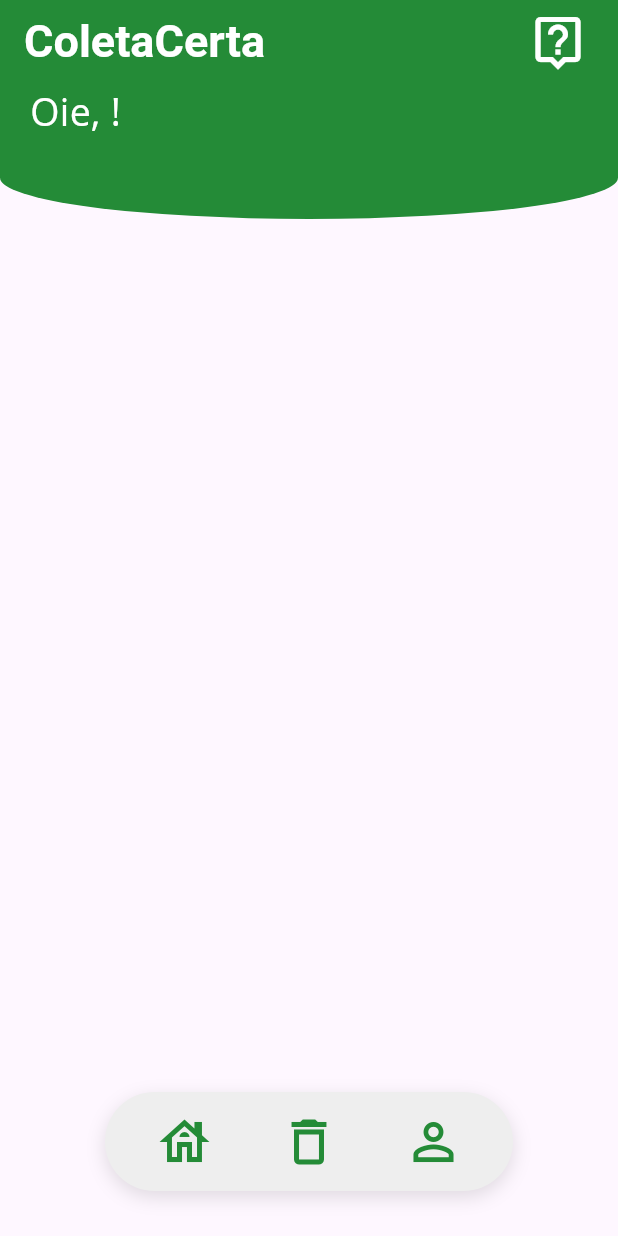
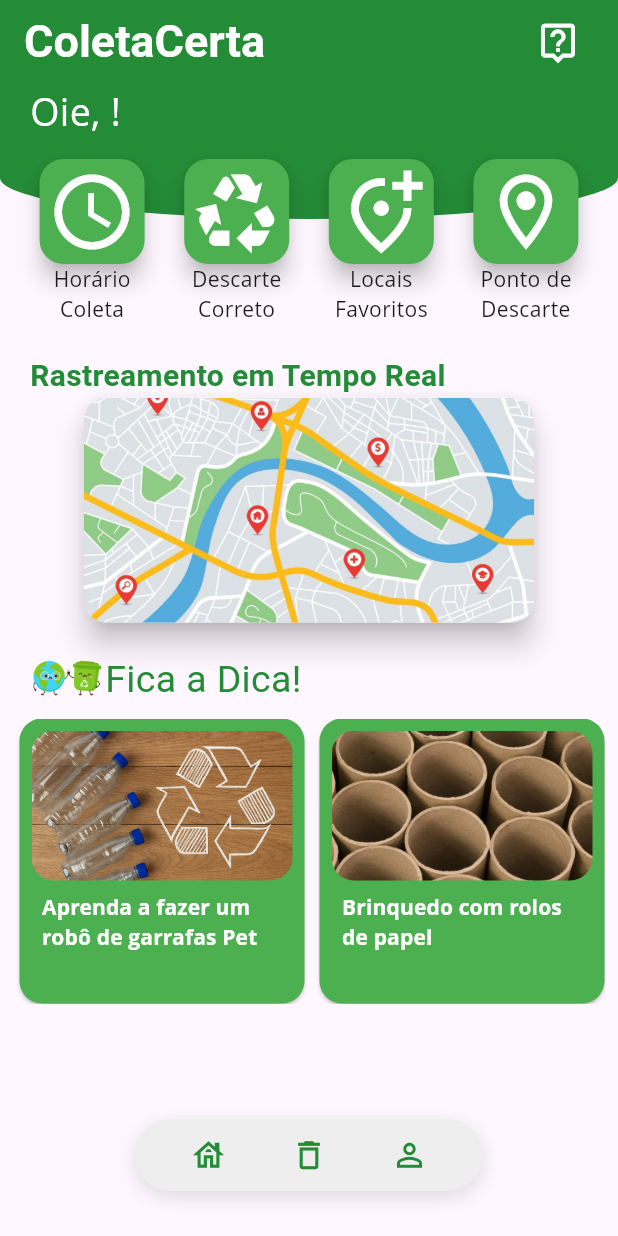
Before and after one commit to Eduardo-Resende/Coleta-Certa, a Flutter app: the ConfigScreen screen opened directly, after a tap on the "house" icon, on a phone screen of 412 x 824 dp. Run offline on Flutter 3.47's test engine with Material 3 defaults, Android fonts, the light colour scheme and no system bars; our stand-ins replace shared_preferences; accounts and stored records are empty; Roboto replaces fonts that are missing (League Spartan, Open Sans, nunito).

Commit message:
Adicionando funcionalidades e botões ao home screen

```diff
--- /dev/null
+++ b/lib/screens/home_screen.dart
@@ -0,0 +1,234 @@
+import 'package:coleta_certa/screens/config_screen.dart';
+import 'package:coleta_certa/screens/horario_coleta_screen.dart';
+import 'package:coleta_certa/screens/lixo_reciclavel_screen.dart';
+import 'package:coleta_certa/screens/locais_favoritos_screen.dart';
+import 'package:coleta_certa/screens/map_screen.dart';
+import 'package:coleta_certa/screens/ponto_de_descarte_screen.dart';
+import 'package:coleta_certa/ui/floating_navigation_bar.dart';
+import 'package:coleta_certa/ui/main_button.dart';
+import 'package:coleta_certa/ui/main_info_box.dart';
+import 'package:coleta_certa/ui/navigate_screen.dart';
+import 'package:coleta_certa/ui/user.dart';
+import 'package:flutter/material.dart';
+import 'package:provider/provider.dart';
+
+class HomeScreen extends StatefulWidget {
+  const HomeScreen({super.key});
+
+  @override
+  State<HomeScreen> createState() => _HomeScreenState();
+}
+
+class _HomeScreenState extends State<HomeScreen> {
+  @override
+  Widget build(BuildContext context) {
+    final NavigateScreen navigateScreen = NavigateScreen();
+    final user = Provider.of<UserProvider>(context).usuario;
+
+    return Stack(
+      children: [
+        Scaffold(
+          appBar: AppBar(
+            automaticallyImplyLeading: false,
+            backgroundColor: const Color.fromARGB(255, 36, 139, 55),
+            title: Row(
+              mainAxisAlignment: MainAxisAlignment.spaceBetween,
+              children: [
+                Text(
+                  'ColetaCerta',
+                  style: TextStyle(
+                    color: Colors.white,
+                    fontFamily: 'nunito',
+                    fontSize: 30,
+                    fontWeight: FontWeight.bold,
+                  ),
+                ),
+                IconButton(
+                  padding: EdgeInsets.zero,
+                  constraints: BoxConstraints(),
+                  onPressed:
+                      () =>
+                          navigateScreen.changeScreen(context, ConfigScreen()),
+                  icon: Icon(
+                    Icons.live_help_outlined,
+                    color: Colors.white,
+                    size: 30,
+                  ),
+                ),
+              ],
+            ),
+          ),
+          body: ListView(
+            children: [
+              Column(
+                crossAxisAlignment: CrossAxisAlignment.start,
+                children: [
+                  Stack(
+                    children: [
+                      Container(
+                        width: MediaQuery.of(context).size.width,
+                        height: 90,
+                        decoration: BoxDecoration(
+                          borderRadius: BorderRadius.only(
+                            bottomLeft: Radius.elliptical(300, 40),
+                            bottomRight: Radius.elliptical(300, 40),
+                          ),
+                          color: const Color.fromARGB(255, 36, 139, 55),
+                        ),
+                        child: Padding(
+                          padding: const EdgeInsets.symmetric(
+                            horizontal: 20,
+                            vertical: 0,
+                          ),
+                          child: Text(
+                            'Oie, ${user?.name ?? 'Usuário'}!',
+                            style: TextStyle(
+                              color: Colors.white,
+                              fontFamily: 'Open Sans',
+                              fontSize: 25,
+                            ),
+                          ),
+                        ),
+                      ),
+                      Padding(
+                        padding: const EdgeInsets.fromLTRB(0, 50, 0, 20),
+                        child: Column(
+                          children: [
+                            Row(
+                              mainAxisAlignment: MainAxisAlignment.spaceEvenly,
+                              children: [
+                                MainButton(
+                                  text: 'Horário\nColeta',
+                                  icon: Icons.access_time,
+                                  screen: HorarioColetaScreen(),
+                                  heroTag: 'Coleta',
+                                ),
+                                MainButton(
+                                  text: 'Descarte\nCorreto',
+                                  icon: Icons.recycling_outlined,
+                                  screen: LixoReciclavelScreen(),
+                                  heroTag: 'lixo',
+                                ),
+                                MainButton(
+                                  text: 'Locais\nFavoritos',
+                                  icon: Icons.add_location_alt_outlined,
+                                  screen: LocaisFavoritosScreen(),
+                                  heroTag: 'favoritos',
+                                ),
+                                MainButton(
+                                  text: 'Ponto de\nDescarte',
+                                  icon: Icons.location_on_outlined,
+                                  screen: PontoDeDescarteScreen(),
+                                  heroTag: 'descarte',
+                                ),
+                              ],
+                            ),
+                          ],
+                        ),
+                      ),
+                    ],
+                  ),
+                  Padding(
+                    padding: const EdgeInsets.symmetric(horizontal: 20),
+                    child: Column(
+                      crossAxisAlignment: CrossAxisAlignment.start,
+                      children: [
+                        Text(
+                          "Rastreamento em Tempo Real",
+                          style: TextStyle(
+                            fontFamily: 'League Spartan',
+                            fontSize: 20,
+                            fontWeight: FontWeight.bold,
+                            color: const Color.fromARGB(255, 36, 139, 55),
+                          ),
+                        ),
+                        Center(
+                          child: ElevatedButton(
+                            onPressed:
+                                () => navigateScreen.changeScreen(
+                                  context,
+                                  MapScreen(),
+                                ),
+                            style: ElevatedButton.styleFrom(
+                              padding: EdgeInsets.zero,
+                              elevation: 8,
+                              shape: RoundedRectangleBorder(
+                                borderRadius: BorderRadius.circular(15),
+                              ),
+                            ),
+                            child: ClipRRect(
+                              borderRadius: BorderRadius.circular(15),
+                              child: Image.asset(
+                                'lib/assets/img/mapa.jpg',
+                                width: 300,
+                                height: 150,
+                                fit: BoxFit.cover,
+                              ),
+                            ),
+                          ),
+                        ),
+                      ],
+                    ),
+                  ),
+                  Padding(
+                    padding: const EdgeInsets.fromLTRB(20, 20, 0, 0),
+                    child: Row(
+                      children: [
+                        Image.asset(
+                          'lib/assets/img/planeta_e_lixo.png',
+                          width: 50,
+                          height: 30,
+                          fit: BoxFit.cover,
+                        ),
+                        Text(
+                          "Fica a Dica!",
+                          style: TextStyle(
+                            fontFamily: 'League Spartan',
+                            fontSize: 25,
+                            color: const Color.fromARGB(255, 36, 139, 55),
+                          ),
+                        ),
+                      ],
+                    ),
+                  ),
+                  Padding(
+                    padding: const EdgeInsets.all(8.0),
+                    child: SizedBox(
+                      height: 190,
+                      child: ListView(
+                        scrollDirection: Axis.horizontal,
+                        children: [
+                          MainInfoBox(
+                            titulo: 'Aprenda a fazer um robô de garrafas Pet',
+                            imageAsset:
+                                'lib/assets/img/reciclagem_de_garrafas.png',
+                            subTituloPopUp: 'Criando um robô com material reciclado',
+                            urlVideo: 'https://www.youtube.com/watch?v=0sbD-5aC-lo',
+                          ),
+                          MainInfoBox(
+                            titulo: 'Brinquedo com rolos de papel',
+                            imageAsset: 'lib/assets/img/rolos.jpg',
+                            subTituloPopUp: 'Não sabe o que fazer com o rolo de papel? Faça um avião incrivel!!',
+                            urlVideo: 'https://www.youtube.com/watch?v=dQ5PL92-oRo',
+                          ),
+                          MainInfoBox(
+                            titulo: 'Fazendo um caminhão de caixa de leite',
+                            imageAsset:
+                                'lib/assets/img/caixa_de_leite.jpg',
+                            subTituloPopUp: 'Sempre quis fazer um caminhão com caixas de leite e não sabia como?\nAprenda agora!!',
+                            urlVideo: 'https://www.youtube.com/watch?v=7ddEUmtWtas&list=PLooqzTcqqZvmqNkoxBojvXcqHB9jeJhxV',
+                          ),
+                        ],
+                      ),
+                    ),
+                  ),
+                ],
+              ),
+            ],
+          ),
+        ),
+        FloatingNavigationBar(),
+      ],
+    );
+  }
+}
--- a/lib/screens/main_screen.dart
+++ /dev/null
@@ -1,106 +0,0 @@
-import 'package:coleta_certa/screens/config_screen.dart';
-import 'package:coleta_certa/ui/floating_navigation_bar.dart';
-import 'package:coleta_certa/ui/navigate_screen.dart';
-import 'package:coleta_certa/ui/user.dart';
-import 'package:flutter/material.dart';
-import 'package:provider/provider.dart';
-
-class MainScreen extends StatefulWidget {
-  const MainScreen({super.key});
-
-  @override
-  State<MainScreen> createState() => _MainScreenState();
-}
-
-class _MainScreenState extends State<MainScreen> {
-  @override
-  Widget build(BuildContext context) {
-    final NavigateScreen navigateScreen = NavigateScreen();
-    final user = Provider.of<UserProvider>(context).usuario;
-
-    return Stack(
-      children: [
-        Scaffold(
-          appBar: AppBar(
-            automaticallyImplyLeading: false,
-            backgroundColor: const Color.fromARGB(255, 36, 139, 55),
-            title: Row(
-              mainAxisAlignment: MainAxisAlignment.spaceBetween,
-              children: [
-                Text(
-                  'ColetaCerta',
-                  style: TextStyle(
-                    color: Colors.white,
-                    fontFamily: 'nunito',
-                    fontSize: 30,
-                    fontWeight: FontWeight.bold,
-                  ),
-                ),
-                IconButton(
-                  padding: EdgeInsets.zero,
-                  constraints: BoxConstraints(),
-                  onPressed:
-                      () =>
-                          navigateScreen.changeScreen(context, ConfigScreen()),
-                  icon: Icon(
-                    Icons.live_help_outlined,
-                    color: Colors.white,
-                    size: 40,
-                  ),
-                ),
-              ],
-            ),
-          ),
-          body: Column(
-            children: [
-              Stack(
-                children: [
-                  Container(
-                    width: MediaQuery.of(context).size.width,
-                    height: 90,
-                    decoration: BoxDecoration(
-                      borderRadius: BorderRadius.only(
-                        bottomLeft: Radius.elliptical(300, 40),
-                        bottomRight: Radius.elliptical(300, 40),
-                      ),
-                      color: const Color.fromARGB(255, 36, 139, 55),
-                    ),
-                    child: Padding(
-                      padding: const EdgeInsets.symmetric(
-                        horizontal: 20,
-                        vertical: 0,
-                      ),
-                      child: Text(
-                        'Oie, ${user?.name ?? 'Usuário'}!',
-                        style: TextStyle(
-                          color: Colors.white,
-                          fontFamily: 'Open Sans',
-                          fontSize: 25,
-                        ),
-                      ),
-                    ),
-                  ),
-                  Padding(
-                    padding: const EdgeInsets.symmetric(vertical: 50),
-                    child: Row(
-                      mainAxisAlignment: MainAxisAlignment.spaceEvenly,
-                      children: [
-                        // MainButton(text: 'Horário\nColeta', icon: Icons.access_time),
-                        // MainButton(text: 'Lixo\nReciclavel', icon: Icons.recycling_outlined),
-                        // MainButton(text: 'Locais\nFavoritos', icon: Icons.add_location_alt_outlined),
-                        // MainButton(text: 'Ponto de\nDescarte', icon: Icons.location_on_outlined),
-                      ],
-                    ),
-                  ),
-                ],
-              ),
-            ],
-          ),
-        ),
-        FloatingNavigationBar(),
-      ],
-    );
-  }
-}
-
-class BotaoMain {}
--- a/lib/ui/floating_navigation_bar.dart
+++ b/lib/ui/floating_navigation_bar.dart
@@ -1,5 +1,5 @@
 import 'package:coleta_certa/screens/config_screen.dart';
-import 'package:coleta_certa/screens/main_screen.dart';
+import 'package:coleta_certa/screens/home_screen.dart';
 import 'package:coleta_certa/screens/map_screen.dart';
 import 'package:coleta_certa/ui/navigate_screen.dart';
 import 'package:flutter/material.dart';
@@ -11,11 +11,11 @@ class FloatingNavigationBar extends StatelessWidget {
   Widget build(BuildContext context) {
     final NavigateScreen navigateScreen = NavigateScreen();
     return Positioned(
-      left: 70,
-      right: 70,
+      left: 90,
+      right: 90,
       bottom: 30,
       child: Container(
-        padding: const EdgeInsets.symmetric(horizontal: 25, vertical: 5),
+        padding: const EdgeInsets.symmetric(horizontal: 25, vertical: 0),
         decoration: BoxDecoration(
           color: Colors.grey[200],
           borderRadius: BorderRadius.circular(40),
@@ -32,32 +32,29 @@ class FloatingNavigationBar extends StatelessWidget {
           children: [
             IconButton(
               onPressed:
-                      () =>
-                          navigateScreen.changeScreen(context, MainScreen()),
+                  () => navigateScreen.changeScreen(context, HomeScreen()),
               icon: Icon(
                 Icons.house_outlined,
                 color: const Color.fromARGB(255, 36, 139, 55),
-                    size: 40,
+                size: 25,
               ),
             ),
             IconButton(
               onPressed:
-                      () =>
-                          navigateScreen.changeScreen(context, MapScreen()),
+                  () => navigateScreen.changeScreen(context, MapScreen()),
               icon: Icon(
                 Icons.delete_outline,
                 color: const Color.fromARGB(255, 36, 139, 55),
-                    size: 40,
+                size: 25,
               ),
             ),
             IconButton(
               onPressed:
-                      () =>
-                          navigateScreen.changeScreen(context, ConfigScreen()),
+                  () => navigateScreen.changeScreen(context, ConfigScreen()),
               icon: Icon(
                 Icons.person_outline,
                 color: const Color.fromARGB(255, 36, 139, 55),
-                    size: 40,
+                size: 25,
               ),
             ),
           ],
--- a/lib/ui/main_button.dart
+++ b/lib/ui/main_button.dart
@@ -1,25 +1,40 @@
+import 'package:coleta_certa/ui/navigate_screen.dart';
 import 'package:flutter/material.dart';
 
 class MainButton extends StatelessWidget {
   final String text;
   final IconData icon;
   final Widget screen;
-  const MainButton({super.key, required this.screen, required this.text, required this.icon});
+  final String heroTag;
+
+  const MainButton({
+    super.key,
+    required this.screen,
+    required this.heroTag,
+    required this.text,
+    required this.icon,
+  });
 
   @override
   Widget build(BuildContext context) {
+    final NavigateScreen navigateScreen = NavigateScreen();
     return Column(
       children: [
         SizedBox(
           width: 70,
           height: 70,
           child: FloatingActionButton(
-            onPressed: () {},
+            onPressed: () => navigateScreen.changeScreen(context, screen),
             backgroundColor: Colors.green,
+            heroTag: heroTag,
             child: Icon(icon, size: 60, color: Colors.white),
           ),
         ),
-        Text(text, textAlign: TextAlign.center, style: TextStyle(fontFamily: 'Open Sans'),),
+        Text(
+          text,
+          textAlign: TextAlign.center,
+          style: TextStyle(fontFamily: 'Open Sans'),
+        ),
       ],
     );
   }
--- /dev/null
+++ b/lib/ui/main_info_box.dart
@@ -0,0 +1,69 @@
+import 'package:coleta_certa/ui/pop_up.dart';
+import 'package:flutter/material.dart';
+
+class MainInfoBox extends StatelessWidget {
+  final String imageAsset;
+  final String titulo;
+  final String subTituloPopUp;
+  final String urlVideo;
+
+  const MainInfoBox({super.key, required this.imageAsset, required this.titulo, required this.subTituloPopUp, required this.urlVideo});
+
+  @override
+
+Widget build(BuildContext context) {
+  return Padding(
+    padding: const EdgeInsets.symmetric(horizontal: 5),
+    child: SizedBox(
+      width: 190,
+      height: 150,
+      child: ElevatedButton(
+        onPressed: () {
+          showDialog(
+            context: context,
+            builder: (context) => PopUp(
+              title: titulo,
+              videoUrl: urlVideo              ,
+              subtitle: subTituloPopUp,
+            ),
+          );
+        },
+        style: ElevatedButton.styleFrom(
+          backgroundColor: Colors.green,
+          shape: RoundedRectangleBorder(
+            borderRadius: BorderRadius.circular(15),
+          ),
+          padding: EdgeInsets.zero,
+        ),
+        child: Column(
+          children: [
+            Padding(
+              padding: const EdgeInsets.all(8.0),
+              child: ClipRRect(
+                borderRadius: BorderRadius.circular(15),
+                child: Image.asset(
+                  imageAsset,
+                  width: 180,
+                  height: 100,
+                  fit: BoxFit.cover,
+                ),
+              ),
+            ),
+            Padding(
+              padding: const EdgeInsets.symmetric(horizontal: 15),
+              child: Text(
+                titulo,
+                style: const TextStyle(
+                  fontFamily: 'Open Sans',
+                  fontWeight: FontWeight.bold,
+                  color: Colors.white,
+                ),
+              ),
+            ),
+          ],
+        ),
+      ),
+    ),
+  );
+}
+}
```
Also changed, not shown: lib/main.dart (+6 -6 lines), lib/screens/horario_coleta_screen.dart (added, +10 -0 lines), lib/screens/lixo_reciclavel_screen.dart (added, +10 -0 lines), lib/screens/locais_favoritos_screen.dart (added, +10 -0 lines), lib/screens/ponto_de_descarte_screen.dart (added, +10 -0 lines), lib/screens/user_request.dart (+10 -3 lines), lib/ui/pop_up.dart (added, +112 -0 lines), pubspec.yaml (+72 -2 lines), lib/assets/img/caixa_de_leite.jpg (added), lib/assets/img/pilhas.jpg (added), lib/assets/img/planeta_e_lixo.png (added), lib/assets/img/reciclagem_de_garrafas.png (added), lib/assets/img/rolos.jpg (added), pubspec.lock, 65 other files. Lines whose indentation alone changed are shown as unchanged.
